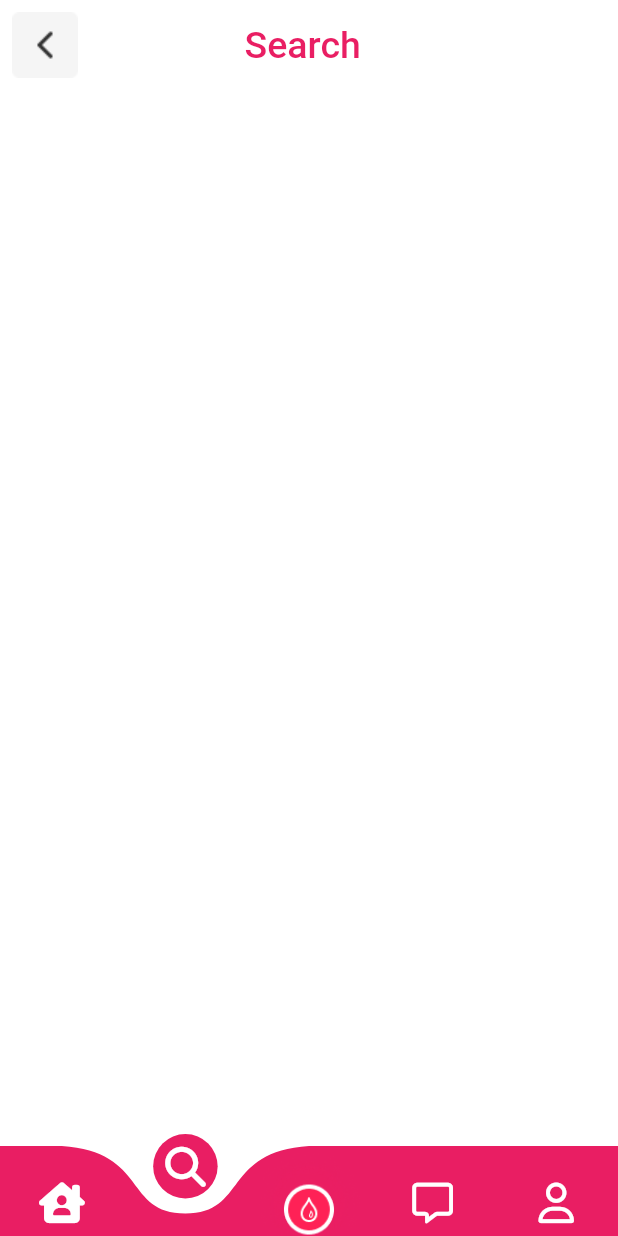
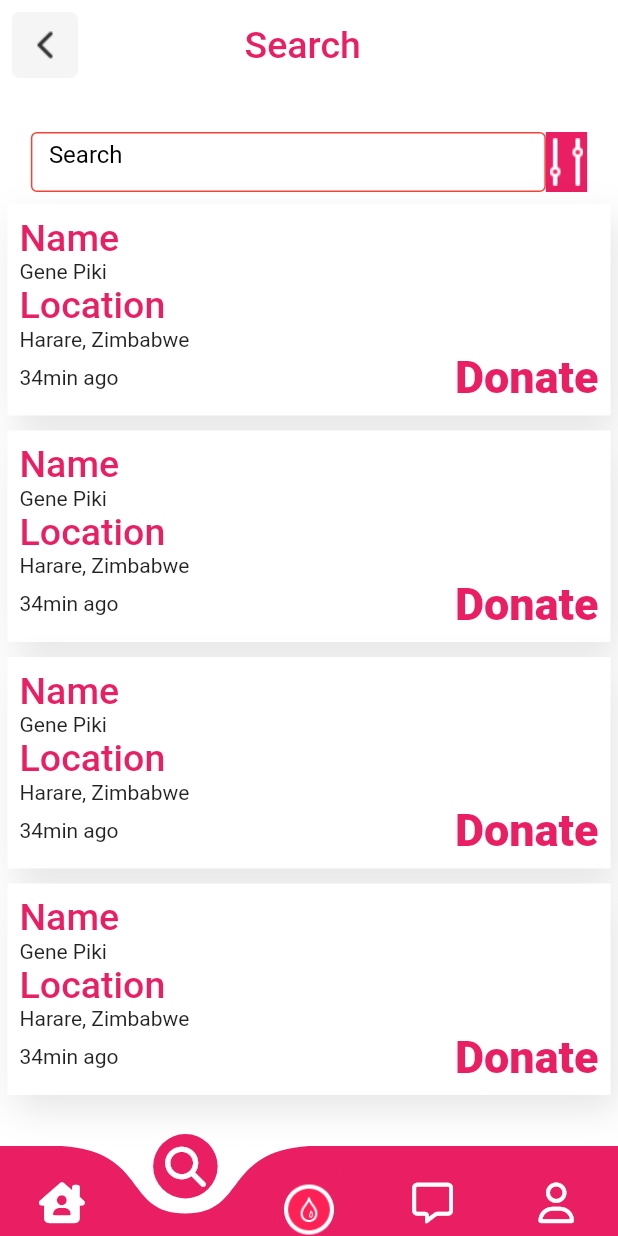
Before and after one commit to pikigene01/cancerconnector, a Flutter app: the screen it shows once a user with an empty profile is signed in, item 2 of the bottom bar chosen, on a phone screen of 412 x 824 dp. Run offline on Flutter 3.47's test engine with Material 2 defaults, Android fonts, the phone set to English and light mode, and no system bars; drawn by our look-alikes of curved_navigation_bar; our stand-ins replace card_swiper, cloud_firestore, firebase_auth, firebase_core, font_awesome_flutter, get; accounts and stored records are empty.

Commit message:
update app pages

```diff
--- a/lib/pages/searchpage.dart
+++ b/lib/pages/searchpage.dart
@@ -1,4 +1,6 @@
+import 'package:cancerconnector/themes/styles.dart';
 import 'package:cancerconnector/widgets/bottombar.dart';
+import 'package:cancerconnector/widgets/cards.dart';
 import 'package:cancerconnector/widgets/topbar.dart';
 import 'package:flutter/material.dart';
 
@@ -10,6 +12,7 @@ class SearchPage extends StatefulWidget {
 }
 
 class _SearchPageState extends State<SearchPage> {
+  var inputTextController = TextEditingController();
   @override
   Widget build(BuildContext context) {
     var size = MediaQuery.of(context).size;
@@ -23,9 +26,70 @@ class _SearchPageState extends State<SearchPage> {
   }
 
   Widget getBody({required size}) {
-    return SafeArea(
-        child: Column(
-      children: [topBar(pageTitle: "Search", size: size)],
-    ));
+    return SingleChildScrollView(
+      child: SafeArea(
+          child: Column(
+        children: [
+          topBar(pageTitle: "Search", size: size),
+          const SizedBox(
+            height: 20,
+          ),
+          Padding(
+            padding: const EdgeInsets.all(8.0),
+            child: Row(
+              mainAxisAlignment: MainAxisAlignment.center,
+              children: [
+                SizedBox(
+                  height: 40,
+                  width: size.width / 1.2,
+                  child: TextField(
+                    expands: true,
+                    maxLines: null,
+                    keyboardType: TextInputType.text,
+                    controller: inputTextController,
+                    obscureText: false,
+                    decoration: const InputDecoration(
+                      enabledBorder: OutlineInputBorder(
+                        borderSide: BorderSide(color: Colors.red),
+                      ),
+                      focusedBorder: OutlineInputBorder(
+                          borderSide: BorderSide(color: primaryColor)),
+                      fillColor: Colors.white,
+                      filled: true,
+                      hintText: "Search",
+                      hintStyle: TextStyle(color: Colors.black),
+                      prefixStyle: TextStyle(color: Colors.black),
+                    ),
+                  ),
+                ),
+                SizedBox(
+                  height: 40,
+                  child: Container(
+                    decoration: const BoxDecoration(color: primaryColor),
+                    child: Image.asset("assets/Group 25.png"),
+                  ),
+                ),
+              ],
+            ),
+          ),
+          requestCard(size: size),
+          const SizedBox(
+            height: 10,
+          ),
+          requestCard(size: size),
+          const SizedBox(
+            height: 10,
+          ),
+          requestCard(size: size),
+          const SizedBox(
+            height: 10,
+          ),
+          requestCard(size: size),
+          const SizedBox(
+            height: 10,
+          ),
+        ],
+      )),
+    );
   }
 }
--- /dev/null
+++ b/lib/widgets/cards.dart
@@ -0,0 +1,46 @@
+import 'package:flutter/material.dart';
+
+import '../themes/styles.dart';
+
+Widget requestCard({required size}) {
+  return Container(
+    width: size.width - 10,
+    decoration: BoxDecoration(color: Colors.white, boxShadow: [
+      BoxShadow(
+          blurRadius: 20,
+          offset: const Offset(5, 10),
+          color: Colors.black.withOpacity(0.1))
+    ]),
+    child: Padding(
+      padding: const EdgeInsets.all(8.0),
+      child: Column(
+        crossAxisAlignment: CrossAxisAlignment.start,
+        children: [
+          Text(
+            "Name",
+            style: appBigTitle,
+          ),
+          const Text("Gene Piki"),
+          Text(
+            "Location",
+            style: appBigTitle,
+          ),
+          const Text("Harare, Zimbabwe"),
+          const Row(
+            mainAxisAlignment: MainAxisAlignment.spaceBetween,
+            children: [
+              Text("34min ago"),
+              Text(
+                "Donate",
+                style: TextStyle(
+                    fontSize: 30,
+                    color: primaryColor,
+                    fontWeight: FontWeight.w800),
+              ),
+            ],
+          ),
+        ],
+      ),
+    ),
+  );
+}
```
Also changed, not shown: lib/pages/finddonorspage.dart (+16 -1 lines), lib/pages/home_page.dart (+38 -48 lines), lib/pages/reportpage.dart (+58 -1 lines), lib/widgets/custom_menu.dart (added, +40 -0 lines), assets/map-pin.png (added).
